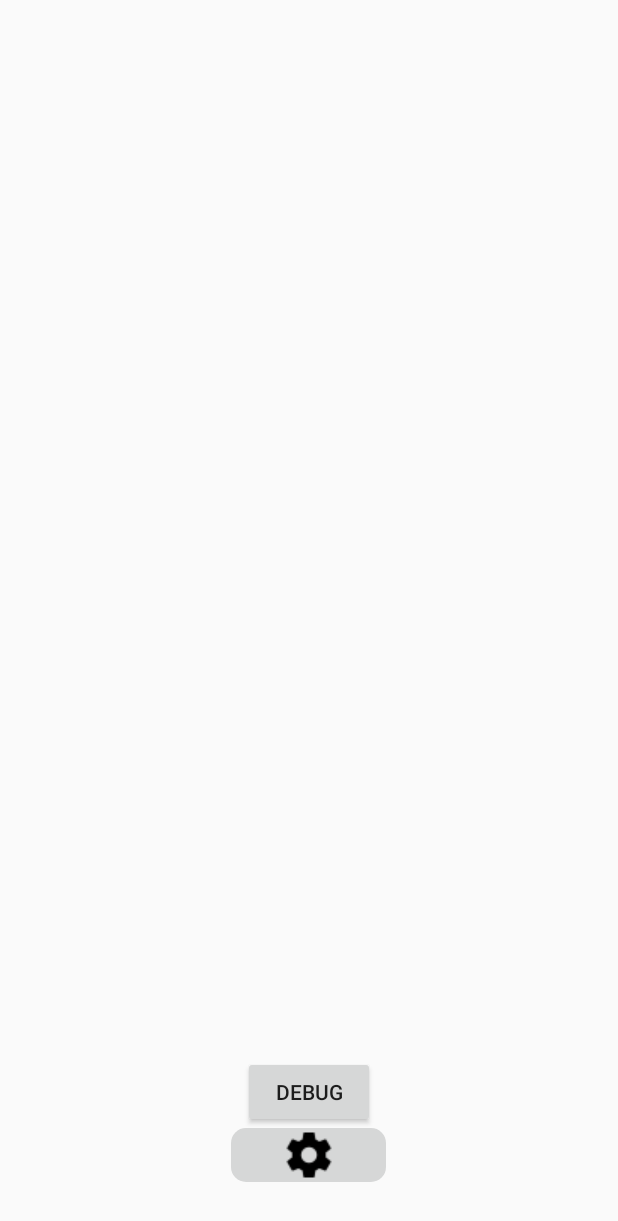
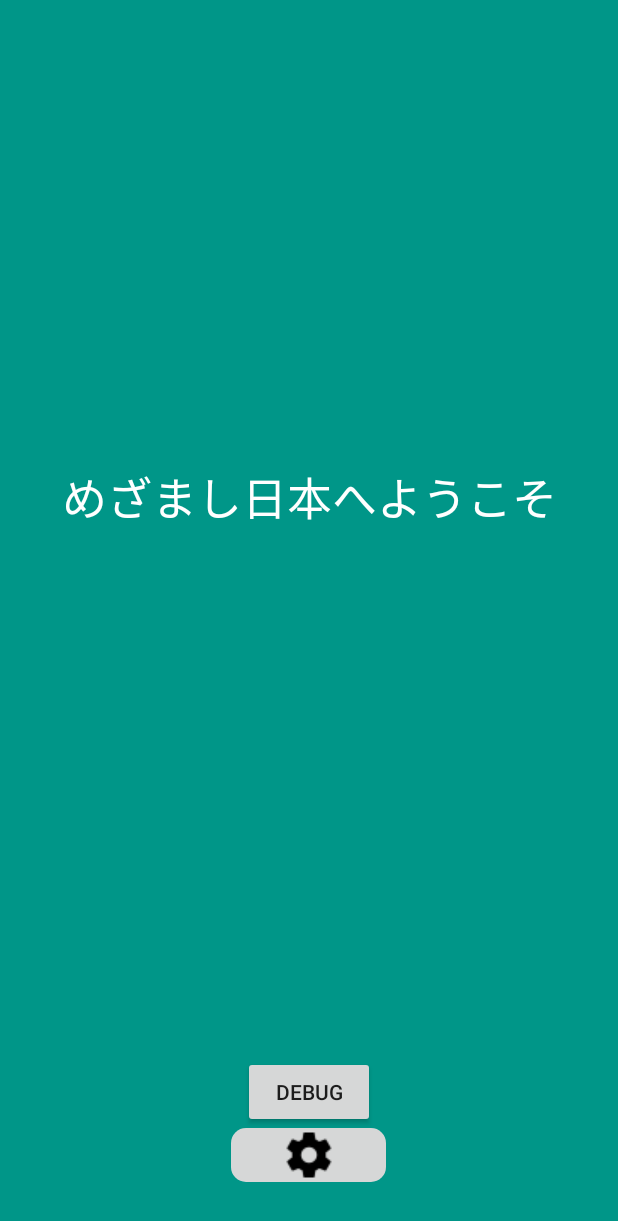
Before and after one commit to U-22/MezamashiNippon, an Android app: the screen it shows after launch (MainActivity), on a phone screen of 412 x 824 dp. Shown: the top 1221 px of the screen. Run offline under Robolectric (Android 15) with nearby library versions, the light colour scheme and no system bars.

Commit message:
起動時に操作説明ダイアログポップアップを実装(未完)

```diff
--- /dev/null
+++ b/app/src/main/java/com/example/kimata/mezamashinippon/DialogPagerAdapter.java
@@ -0,0 +1,71 @@
+package com.example.kimata.mezamashinippon;
+
+import android.content.Context;
+import android.support.v4.view.PagerAdapter;
+import android.view.Gravity;
+import android.view.LayoutInflater;
+import android.view.View;
+import android.view.ViewGroup;
+import android.widget.FrameLayout;
+import android.widget.ImageView;
+import android.widget.TextView;
+
+import java.io.IOException;
+import java.util.ArrayList;
+
+/**
+ * Created by kimata on 2016/10/19.
+ */
+
+public class DialogPagerAdapter extends PagerAdapter {
+    private Context mContext;
+    private ArrayList<Integer> mList;
+    private LayoutInflater inflater = null;
+
+    public DialogPagerAdapter(Context context, ArrayList<Integer> list) {
+        mContext = context;
+        inflater = (LayoutInflater) context.getSystemService(Context.LAYOUT_INFLATER_SERVICE);
+        mList = list;
+    }
+
+    @Override
+    public Object instantiateItem(ViewGroup container, int position) {
+        // リストから取得
+        if (position == 0) {
+            FrameLayout view = (FrameLayout) inflater.inflate(R.layout.page0,null);
+            // コンテナに追加
+            container.addView(view);
+            return view;
+
+        } else if (position == 1) {
+            FrameLayout view = (FrameLayout) inflater.inflate(R.layout.page1, null);
+            // コンテナに追加
+            container.addView(view);
+            return view;
+        } else if (position == 2) {
+            FrameLayout view = (FrameLayout) inflater.inflate(R.layout.page2, null);
+            // コンテナに追加
+            container.addView(view);
+            return view;
+        }
+        return false;
+    }
+
+    @Override
+    public void destroyItem(ViewGroup container, int position, Object object) {
+        // コンテナから View を削除
+        container.removeView((View) object);
+    }
+
+    @Override
+    public int getCount() {
+        // リストのアイテム数を返す
+        return mList.size();
+    }
+
+    @Override
+    public boolean isViewFromObject(View view, Object object) {
+        // Object 内に View が存在するか判定する
+        return view == object;
+    }
+}
--- a/app/src/main/java/com/example/kimata/mezamashinippon/MainActivity.java
+++ b/app/src/main/java/com/example/kimata/mezamashinippon/MainActivity.java
@@ -1,15 +1,22 @@
 package com.example.kimata.mezamashinippon;
 
 import android.app.Activity;
+import android.app.Dialog;
 import android.content.Intent;
 import android.content.SharedPreferences;
+import android.graphics.Color;
 import android.preference.PreferenceManager;
 import android.os.Bundle;
+import android.support.v4.view.ViewPager;
+import android.util.DisplayMetrics;
 import android.view.View;
+import android.view.Window;
+import android.view.WindowManager;
 import android.widget.Button;
 import android.widget.ImageButton;
 import android.widget.TextView;
 
+import java.util.ArrayList;
 import java.util.Calendar;
 import java.util.Set;
 
@@ -23,6 +30,44 @@ public class MainActivity extends Activity {
         Button button_debug;
         button_setting = (ImageButton)findViewById(R.id.button_setting);
         button_debug = (Button)findViewById(R.id.button_debug);
+
+        //起動時のチュートリアルダイアログ
+        final Dialog d = new Dialog(this);
+        Window window = d.getWindow();
+        // タイトル非表示
+        d.requestWindowFeature(Window.FEATURE_NO_TITLE);
+        d.setContentView(R.layout.pager_dialog);
+        // 外部タッチで閉じない
+        d.setCanceledOnTouchOutside(true);
+
+
+        d.findViewById(R.id.close_button).setOnClickListener(new View.OnClickListener() {
+            @Override
+            public void onClick(View v) {
+                d.dismiss();
+            }
+        });
+
+        ArrayList<Integer> list = new ArrayList<Integer>();
+
+        list.add(Color.BLUE);
+        list.add(Color.GREEN);
+
+        //ViewPagerにPagerAdapterをセット
+        DialogPagerAdapter adapter = new DialogPagerAdapter(this, list);
+        ViewPager myPager = (ViewPager) d.findViewById(R.id.viewPager);
+        myPager.setAdapter(adapter);
+
+        // 縦のサイズを90%にする
+        DisplayMetrics metrics = getResources().getDisplayMetrics();
+        int dialogHeight = (int) (metrics.heightPixels * 0.9);
+
+        WindowManager.LayoutParams lp = window.getAttributes();
+        lp.height = dialogHeight;
+        window.setAttributes(lp);
+
+        d.show();
+
         button_debug.setOnClickListener(new View.OnClickListener(){
             @Override
             public void onClick(View v){
--- a/app/src/main/res/layout/activity_main.xml
+++ b/app/src/main/res/layout/activity_main.xml
@@ -6,14 +6,17 @@
     android:orientation="vertical"
     tools:context="com.example.kimata.mezamashinippon.MainActivity"
     android:gravity="bottom"
-    android:weightSum="1">
+    android:weightSum="1"
+    android:background="#FF009688">
+
     <TextView
-        android:layout_width="wrap_content"
+        android:layout_width="match_parent"
         android:layout_height="wrap_content"
+        android:text="めざまし日本へようこそ"
         android:layout_marginBottom="350dp"
         android:textSize="30dp"
         android:textColor="#ffffff"
-        android:textStyle="normal|bold" />
+        android:textAlignment="center" />
 
     <Button
         android:layout_width="wrap_content"
--- a/app/src/main/res/values/dimens.xml
+++ b/app/src/main/res/values/dimens.xml
@@ -3,4 +3,5 @@
     <dimen name="activity_horizontal_margin">16dp</dimen>
     <dimen name="activity_vertical_margin">16dp</dimen>
     <dimen name="fab_margin">16dp</dimen>
+    <dimen name="dialog_textSize">20sp</dimen>
 </resources>
```
Also changed, not shown: app/src/main/java/com/example/kimata/mezamashinippon/DialogPagerIndicator.java (added, +74 -0 lines), app/src/main/res/drawable/bg_dialog_close.xml (added, +15 -0 lines), app/src/main/res/drawable/indicator.xml (added, +9 -0 lines), app/src/main/res/drawable/indicator_normal.xml (added, +13 -0 lines), app/src/main/res/drawable/indicator_selected.xml (added, +14 -0 lines), app/src/main/res/layout/page0.xml (added, +39 -0 lines), app/src/main/res/layout/page1.xml (added, +30 -0 lines), app/src/main/res/layout/page2.xml (added, +16 -0 lines), app/src/main/res/layout/pager_dialog.xml (added, +23 -0 lines), app/src/main/res/values/strings.xml (+7 -0 lines), app/src/main/res/drawable/scs_home.png (added), app/src/main/res/drawable/scs_setting.png (added).
